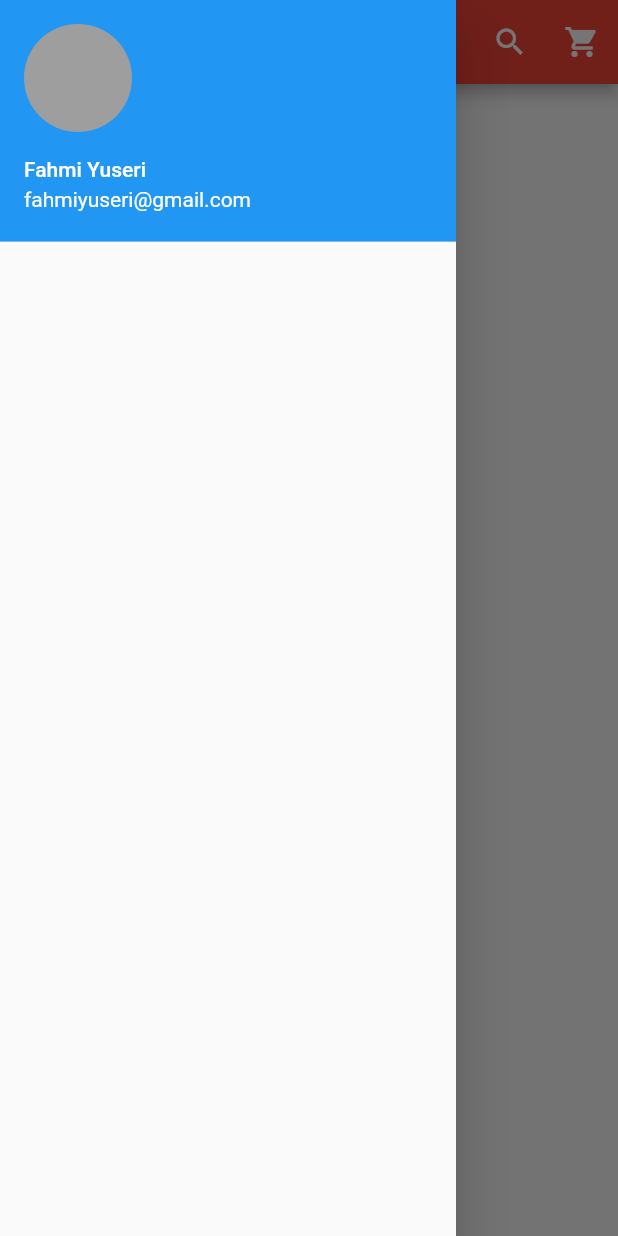
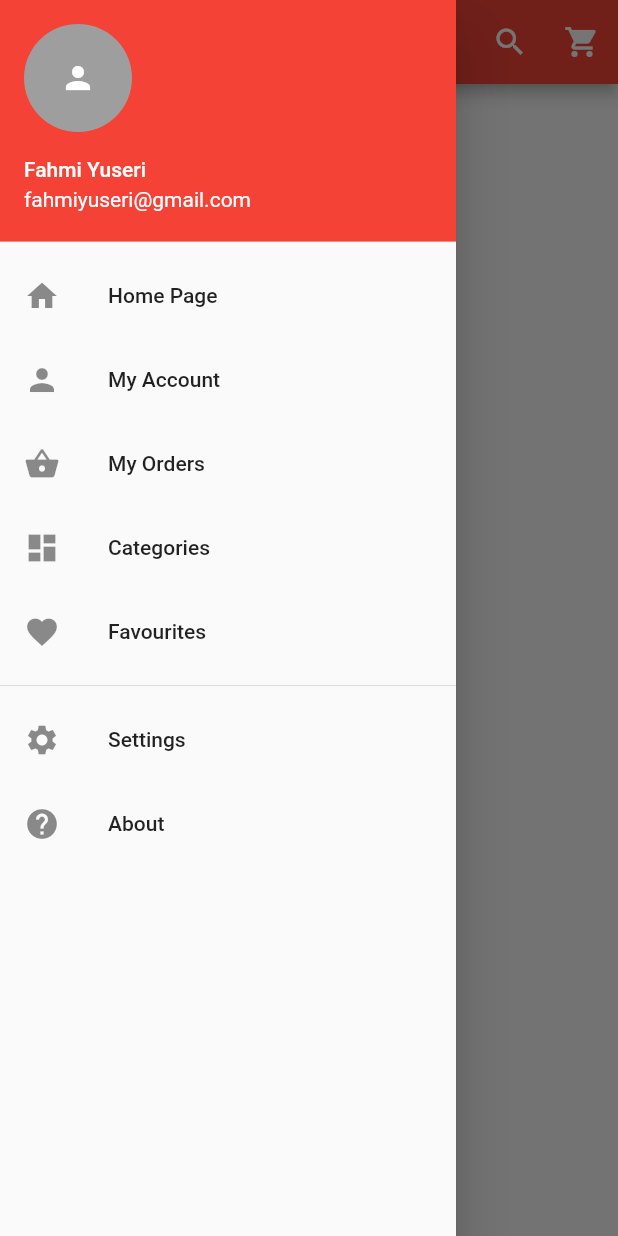
Before and after one commit to fahmiyuseri/flutter_ecommerce, a Flutter app: the screen it shows after launch, with the side drawer open, on a phone screen of 412 x 824 dp. Run offline on Flutter 3.47's test engine with Material 2 defaults, Android fonts, the phone set to English and light mode, and no system bars.

Commit message:
Create Drawer

```diff
--- a/lib/main.dart
+++ b/lib/main.dart
@@ -40,9 +40,66 @@ class HomePageState extends State<HomePage>{
              currentAccountPicture: GestureDetector(
                child: new CircleAvatar(
                 backgroundColor: Colors.grey,
+                child: Icon(Icons.person, color:Colors.white),
                ),
                ),
-               )
+               decoration: new BoxDecoration(color: Colors.red
+               ),
+               ),
+
+               //Body
+               InkWell(
+                 onTap: (){},
+                 child: ListTile(
+                   title: Text("Home Page"),
+                   leading: Icon(Icons.home),
+                  )
+               ),
+                InkWell(
+                 onTap: (){},
+                 child: ListTile(
+                   title: Text("My Account"),
+                   leading: Icon(Icons.person),
+                  )
+               ),
+                InkWell(
+                 onTap: (){},
+                 child: ListTile(
+                   title: Text("My Orders"),
+                   leading: Icon(Icons.shopping_basket),
+                  )
+               ),
+                InkWell(
+                 onTap: (){},
+                 child: ListTile(
+                   title: Text("Categories"),
+                   leading: Icon(Icons.dashboard),
+                  )
+               ),
+                 InkWell(
+                 onTap: (){},
+                 child: ListTile(
+                   title: Text("Favourites"),
+                   leading: Icon(Icons.favorite),
+                  )
+               ),
+
+               Divider(),
+                InkWell(
+                 onTap: (){},
+                 child: ListTile(
+                   title: Text("Settings"),
+                   leading: Icon(Icons.settings),
+                  )
+               ),
+                InkWell(
+                 onTap: (){},
+                 child: ListTile(
+                   title: Text("About"),
+                   leading: Icon(Icons.help),
+                  )
+               ),
+
           ],
         ),
       ),
```
